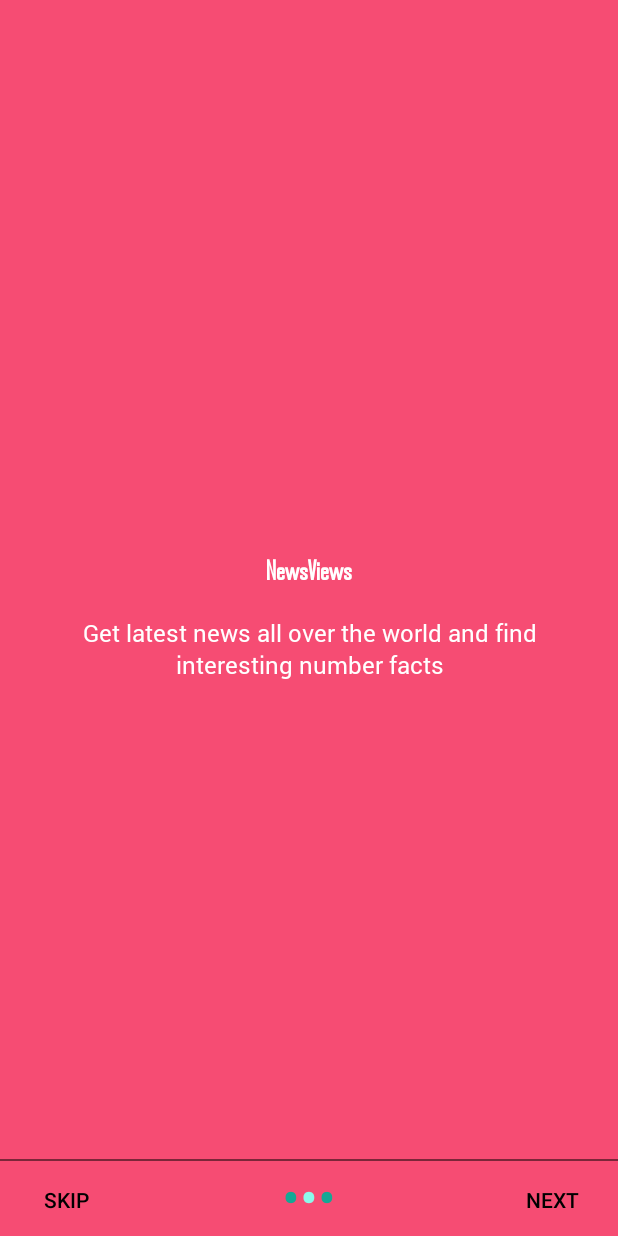
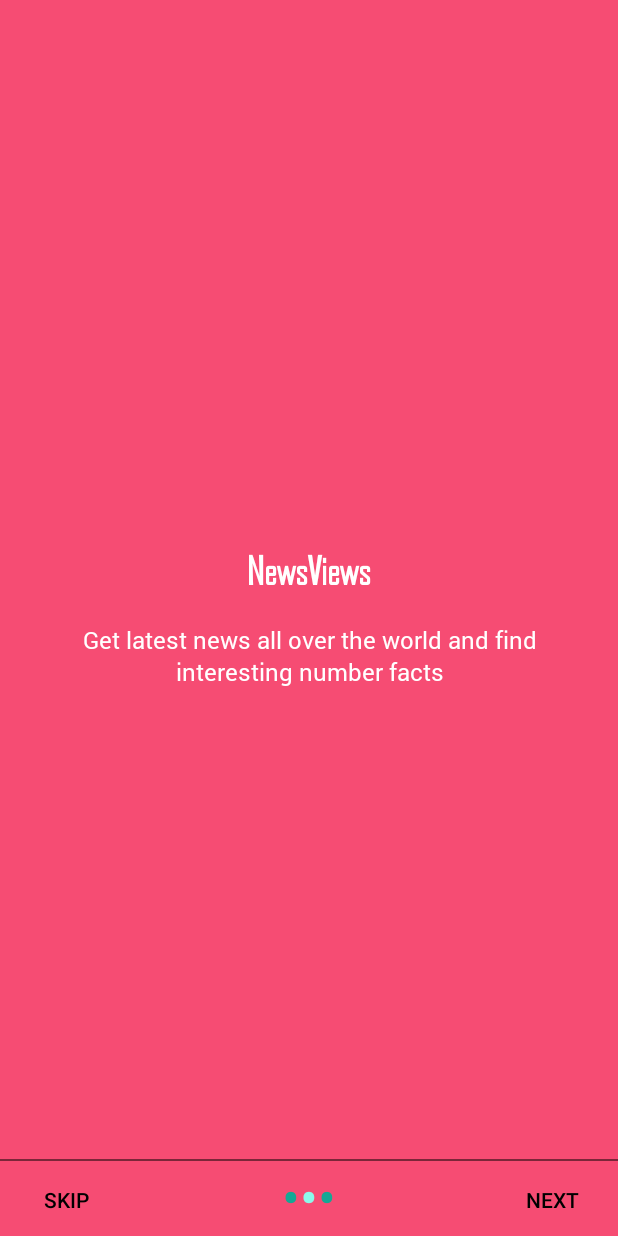
Before and after one commit to TausifUddinAhmed/NewsViewsV2, an Android app: the screen it shows after launch (IntroductionActivity), after a tap on "NEXT", on a phone screen of 412 x 824 dp. Run offline under Robolectric (Android 15) with nearby library versions, the phone set to English and light mode, and no system bars.

Commit message:
modified code

```diff
--- a/NewsViews/app/src/main/java/com/example/tausif/newsviews/ui/main/MainActivity.java
+++ b/NewsViews/app/src/main/java/com/example/tausif/newsviews/ui/main/MainActivity.java
@@ -69,8 +69,7 @@ public class MainActivity extends AppCompatActivity implements MainViewInterface
 
             @Override
             public void run() {
-
-            //  getNewsList();
+             //   getNewsList();
              }
         });
 
--- a/NewsViews/app/src/main/res/layout/introduction_slide_two.xml
+++ b/NewsViews/app/src/main/res/layout/introduction_slide_two.xml
@@ -18,7 +18,7 @@
             android:text="@string/app_name"
             android:textColor="@android:color/white"
             android:fontFamily="@font/agency_fb"
-            android:textSize="@dimen/slide_title"
+            android:textSize="@dimen/sp25"
             android:textStyle="bold" />
 
         <TextView
--- a/NewsViews/app/src/main/res/values/dimens.xml
+++ b/NewsViews/app/src/main/res/values/dimens.xml
@@ -19,5 +19,5 @@
     <dimen name="sp16">16sp</dimen>
     <dimen name="slide_desc">16dp</dimen>
     <dimen name="desc_padding">40dp</dimen>
-     <dimen name="slide_title">17sp</dimen>
+     <dimen name="sp25">25sp</dimen>
 </resources>
```
